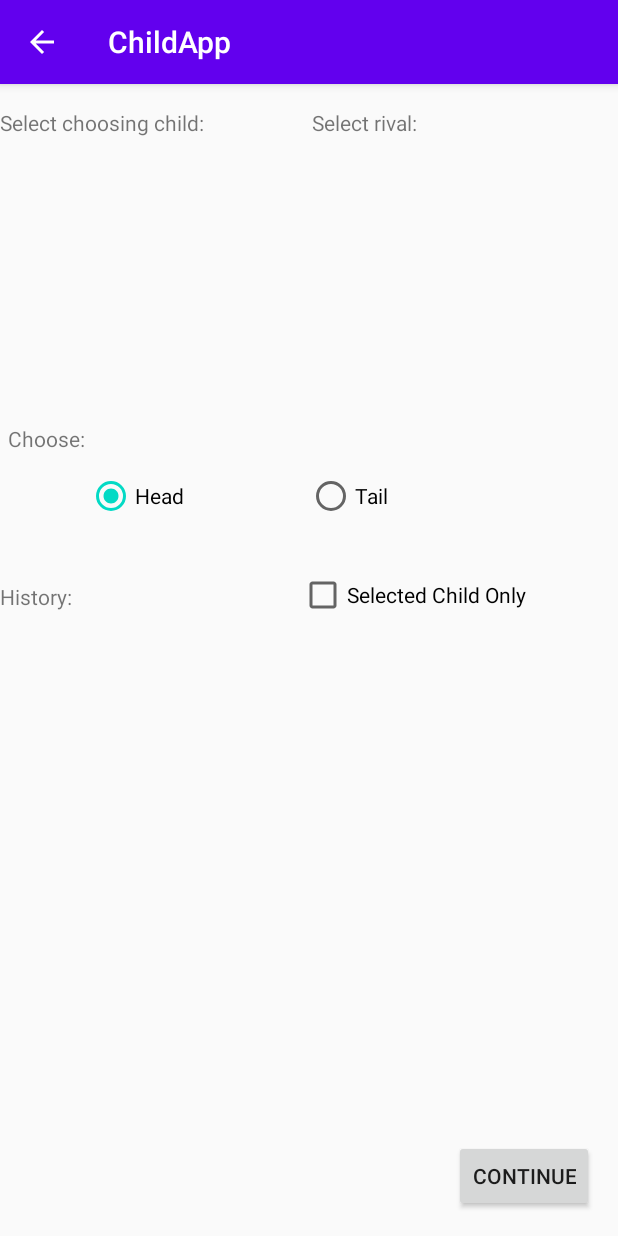
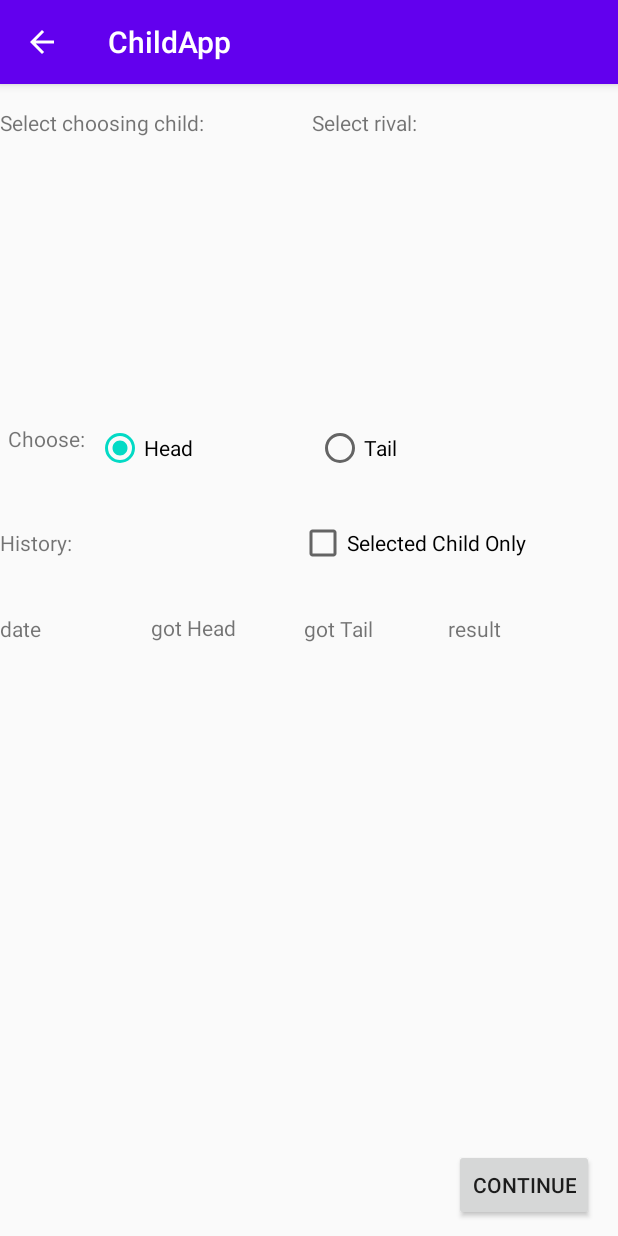
Before and after one commit to gyeung06/AndroidParentingApp, an Android app: the ChooseCoinActivity screen opened directly, with no data from a screen before it, on a phone screen of 412 x 824 dp. Run offline under Robolectric (Android 15) with nearby library versions, the phone set to English and light mode, and no system bars.

Commit message:
fixed the displaying previous bug

```diff
--- a/app/src/main/java/c/cmpt276/childapp/ChooseCoinActivity.java
+++ b/app/src/main/java/c/cmpt276/childapp/ChooseCoinActivity.java
@@ -68,9 +68,10 @@ public class ChooseCoinActivity extends AppCompatActivity {
             }
         }
         String[] values = listName.toArray(new String[listName.size()]);
-        ArrayAdapter<String> adapter = new ArrayAdapter<String>(this, android.R.layout.simple_list_item_1, android.R.id.text1, values);
+        ArrayAdapter<String> adapter = new ArrayAdapter<String>(this, android.R.layout.simple_list_item_activated_1, android.R.id.text1, values);
         listView.setAdapter(adapter);
-
+        listView.setChoiceMode(ListView.CHOICE_MODE_SINGLE);
+        listView.setSelector(R.color.design_default_color_secondary);
         listView.setOnItemClickListener(new AdapterView.OnItemClickListener() {
             @Override
             public void onItemClick(AdapterView<?> adapterView, View view, int i, long l) {
@@ -78,22 +79,26 @@ public class ChooseCoinActivity extends AppCompatActivity {
                     listView.setSelection(hasFlipCoinPositions[i]);
                     selectedChild = hasFlipCoinPositions[i];
                     Log.d("Selected",configs.get(selectedChild).getName());
+                    selectedRival = -1;
                     updateSetSecondChildList(-1);
 
                 }
             }
         });
-        listView.setSelector(R.color.design_default_color_secondary);
 
-        listView.setChoiceMode(ListView.CHOICE_MODE_SINGLE);
+
+
         if(lastLoser > -1 && lastWinner>-1){
 
-            listView.getAdapter().getView(lastLoser,null,null).performClick();//TODO not sure why unable to click
+           listView.setItemChecked(lastLoser,true);
            // Log.d("selection:",listView.getSelectedItem().toString());
             selectedChild = lastLoser;
             updateSetSecondChildList(lastWinner);
         }
     }
+
+
+
     private void updateSetSecondChildList(int counterWinner){
         final ListView listView = (ListView) findViewById(R.id.lsRival);
         int offsetLocation = -1;
@@ -108,7 +113,7 @@ public class ChooseCoinActivity extends AppCompatActivity {
         }
         final int ofLo = offsetLocation;
         String[] values = listName.toArray(new String[listName.size()]);
-        ArrayAdapter<String> adapter = new ArrayAdapter<String>(this, android.R.layout.simple_list_item_1, android.R.id.text1, values);
+        ArrayAdapter<String> adapter = new ArrayAdapter<String>(this, android.R.layout.simple_list_item_activated_1, android.R.id.text1, values);
         listView.setAdapter(adapter);
 
         listView.setOnItemClickListener(new AdapterView.OnItemClickListener() {
@@ -132,13 +137,10 @@ public class ChooseCoinActivity extends AppCompatActivity {
         if(counterWinner != -1){
 //            listView.requestFocusFromTouch();
             if(counterWinner >= ofLo){//TODO not sure why unable to click
-                listView.performItemClick(
-                        listView.getAdapter().getView(counterWinner-1, null, null),
-                        counterWinner-1,
-                        listView.getAdapter().getItemId(counterWinner-1));
+                listView.setItemChecked(counterWinner-1,true);
                 //listView.setSelection(counterWinner-1);
             }else{
-               listView.setSelection(counterWinner);
+               listView.setItemChecked(counterWinner,true);
 
             }
             Log.d("Counter winner: ", configs.get(counterWinner).getName());
--- a/app/src/main/res/layout/activity_choose_coin.xml
+++ b/app/src/main/res/layout/activity_choose_coin.xml
@@ -7,20 +7,20 @@
     tools:context="c.cmpt276.childapp.ChooseCoinActivity">
 
 
-        <ListView
-            android:id="@+id/tableHistory"
-            android:layout_width="match_parent"
-            android:layout_height="300dp"
-            app:layout_constraintStart_toStartOf="parent"
-            app:layout_constraintTop_toBottomOf="@+id/txtxDes4" />
-
+    <ListView
+        android:id="@+id/tableHistory"
+        android:layout_width="match_parent"
+        android:layout_height="300dp"
+        android:layout_marginTop="3dp"
+        app:layout_constraintStart_toStartOf="parent"
+        app:layout_constraintTop_toBottomOf="@+id/textDes5" />
 
     <Button
         android:id="@+id/continuebutton"
         android:layout_width="wrap_content"
         android:layout_height="wrap_content"
         android:layout_marginEnd="16dp"
-        android:layout_marginBottom="16dp"
+        android:layout_marginBottom="10dp"
         android:text="continue"
         app:layout_constraintBottom_toBottomOf="parent"
         app:layout_constraintEnd_toEndOf="parent" />
@@ -66,7 +66,7 @@
         android:id="@+id/txtxDes4"
         android:layout_width="wrap_content"
         android:layout_height="wrap_content"
-        android:layout_marginTop="86dp"
+        android:layout_marginTop="50dp"
         android:text="History:"
         app:layout_constraintStart_toStartOf="parent"
         app:layout_constraintTop_toBottomOf="@+id/txtDes3" />
@@ -85,8 +85,8 @@
         android:id="@+id/radioGroup"
         android:layout_width="283dp"
         android:layout_height="58dp"
-        android:layout_marginStart="58dp"
-        android:layout_marginTop="48dp"
+        android:layout_marginStart="64dp"
+        android:layout_marginTop="16dp"
         android:contextClickable="true"
         android:orientation="horizontal"
         app:layout_constraintStart_toStartOf="parent"
@@ -114,9 +114,48 @@
         android:layout_width="200dp"
         android:layout_height="20dp"
         android:layout_marginStart="151dp"
-        android:layout_marginTop="14dp"
+        android:layout_marginTop="11dp"
         android:text="Selected Child Only"
         app:layout_constraintStart_toEndOf="@+id/txtxDes4"
         app:layout_constraintTop_toBottomOf="@+id/radioGroup" />
 
+    <TextView
+        android:id="@+id/textDes5"
+        android:layout_width="wrap_content"
+        android:layout_height="wrap_content"
+        android:layout_marginTop="38dp"
+        android:text="date"
+        app:layout_constraintStart_toStartOf="parent"
+        app:layout_constraintTop_toBottomOf="@+id/txtxDes4" />
+
+    <TextView
+        android:id="@+id/txtDes6"
+        android:layout_width="wrap_content"
+        android:layout_height="wrap_content"
+        android:layout_marginStart="73dp"
+        android:layout_marginTop="68dp"
+        android:text="got Head"
+        app:layout_constraintStart_toEndOf="@+id/textDes5"
+        app:layout_constraintTop_toBottomOf="@+id/radioGroup" />
+
+    <TextView
+        android:id="@+id/txtDes7"
+        android:layout_width="wrap_content"
+        android:layout_height="wrap_content"
+        android:layout_marginStart="45dp"
+        android:layout_marginTop="37dp"
+        android:text="got Tail"
+        app:layout_constraintStart_toEndOf="@+id/txtDes6"
+        app:layout_constraintTop_toBottomOf="@+id/chkViewHistorySelected" />
+
+    <TextView
+        android:id="@+id/textDes8"
+        android:layout_width="wrap_content"
+        android:layout_height="wrap_content"
+        android:layout_marginStart="50dp"
+        android:layout_marginTop="37dp"
+        android:text="result"
+        app:layout_constraintStart_toEndOf="@+id/txtDes7"
+        app:layout_constraintTop_toBottomOf="@+id/chkViewHistorySelected" />
+
 </androidx.constraintlayout.widget.ConstraintLayout>
```
